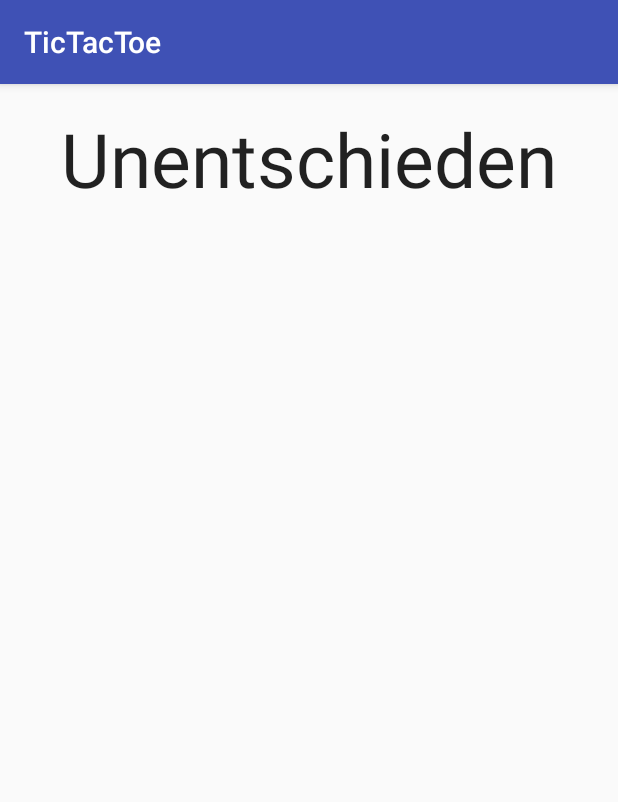
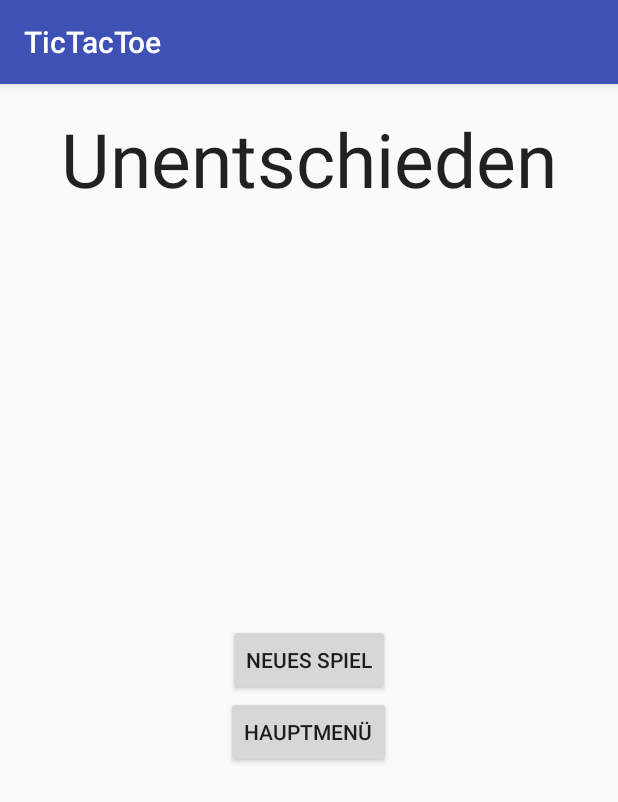
Before and after one commit to BZ-Markdorf/Android-Studio-Examples, an Android app: the SpielEndeActivity screen opened directly, with no data from a screen before it, on a phone screen of 412 x 824 dp. Shown: the top 802 px of the screen. Run offline under Robolectric (Android 15) with nearby library versions, the phone set to English and light mode, and no system bars.

Commit message:
added buttons to continue after game end

```diff
--- a/TicTacToe/app/src/main/res/layout/activity_spiel_ende.xml
+++ b/TicTacToe/app/src/main/res/layout/activity_spiel_ende.xml
@@ -10,12 +10,30 @@
     tools:context="com.jonasotto.tictactoe.SpielEndeActivity">
 
     <TextView
+        android:id="@+id/textViewGewinner"
         android:layout_width="wrap_content"
         android:layout_height="wrap_content"
-        android:textAppearance="?android:attr/textAppearanceLarge"
-        android:text="Large Text"
-        android:id="@+id/textViewGewinner"
         android:layout_alignParentTop="true"
         android:layout_centerHorizontal="true"
+        android:text="Large Text"
+        android:textAppearance="?android:attr/textAppearanceLarge"
         android:textSize="50sp" />
+
+    <Button
+        android:id="@+id/buttonNeuesSpiel"
+        android:layout_width="wrap_content"
+        android:layout_height="wrap_content"
+        android:layout_centerHorizontal="true"
+        android:layout_centerVertical="true"
+        android:onClick="neuesSpiel"
+        android:text="Neues Spiel"/>
+
+    <Button
+        android:id="@+id/buttonHauptMenue"
+        android:layout_width="wrap_content"
+        android:layout_height="wrap_content"
+        android:layout_below="@+id/buttonNeuesSpiel"
+        android:layout_centerHorizontal="true"
+        android:onClick="hauptmenue"
+        android:text="Hauptmenü"/>
 </RelativeLayout>
```
Also changed, not shown: TicTacToe/app/src/main/java/com/jonasotto/tictactoe/SpielEndeActivity.java (+15 -2 lines).
